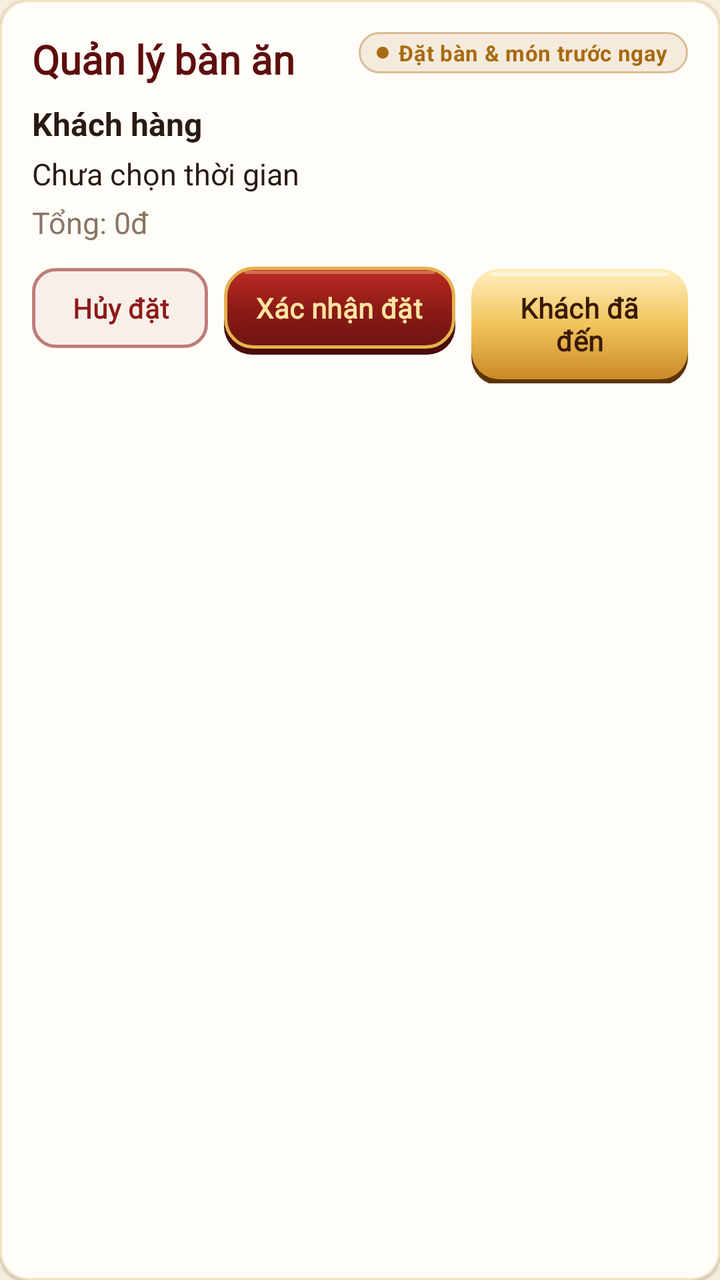
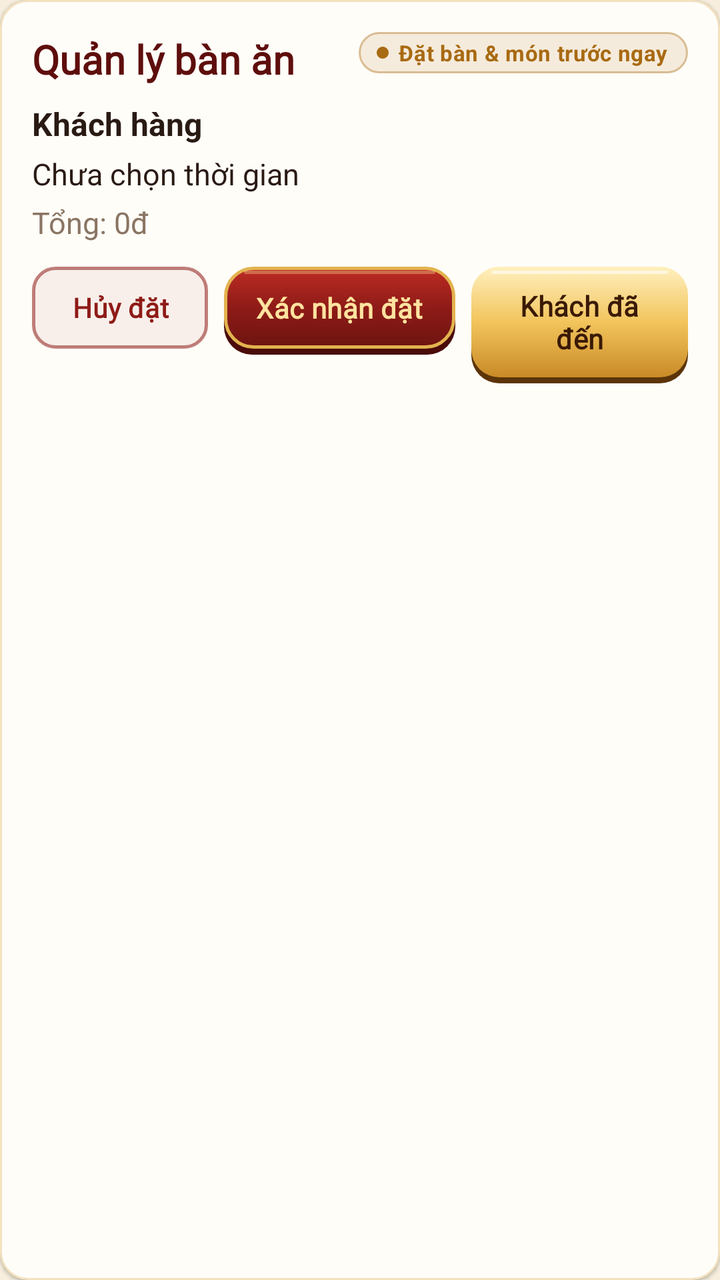

The first picture is an Android layout as it rendered before a commit; the second is the same layout after the commit. The layout source and the unified diff follow.
<!-- AndroidManifest.xml: application theme Theme.OrderDrinkApp -->
<!-- res/layout/item_manage_booking.xml -->
<?xml version="1.0" encoding="utf-8"?>
<com.google.android.material.card.MaterialCardView
    xmlns:android="http://schemas.android.com/apk/res/android"
    xmlns:app="http://schemas.android.com/apk/res-auto"
    android:layout_width="match_parent"
    android:layout_height="wrap_content"
    android:layout_margin="8dp"
    app:cardElevation="1dp">

    <LinearLayout
        android:orientation="vertical"
        android:layout_width="match_parent"
        android:layout_height="wrap_content"
        android:padding="16dp">

        <RelativeLayout
            android:layout_width="match_parent"
            android:layout_height="wrap_content">

            <TextView
                android:id="@+id/txt_booking_table"
                android:layout_width="wrap_content"
                android:layout_height="wrap_content"
                android:text="@string/table_list_title"
                android:textSize="20sp"
                android:textStyle="bold"
                android:textColor="@color/son_dam"
                android:fontFamily="@font/baloo2_extrabold"/>

            <TextView
                android:id="@+id/txt_booking_status"
                android:layout_width="wrap_content"
                android:layout_height="wrap_content"
                android:layout_alignParentEnd="true"
                android:text="@string/customer_btn_new_booking"
                style="@style/SonSon.HuyHieu.Cho"/>

        </RelativeLayout>

        <TextView
            android:id="@+id/txt_booking_customer"
            android:layout_width="match_parent"
            android:layout_height="wrap_content"
            android:layout_marginTop="8dp"
            android:text="@string/customer_default_name"
            android:textSize="16sp"
            android:textColor="@color/muc"
            android:textStyle="bold"/>

        <TextView
            android:id="@+id/txt_booking_time"
            android:layout_width="match_parent"
            android:layout_height="wrap_content"
            android:layout_marginTop="4dp"
            android:text="@string/booking_no_datetime"
            android:textSize="15sp"
            android:textColor="@color/muc"/>

        <TextView
            android:id="@+id/txt_booking_dishes"
            android:layout_width="match_parent"
            android:layout_height="wrap_content"
            android:layout_marginTop="4dp"
            android:text="@string/booking_total_default"
            android:textSize="15sp"
            android:textColor="@color/grey"/>

        <LinearLayout
            android:id="@+id/layout_booking_actions"
            android:orientation="horizontal"
            android:layout_width="match_parent"
            android:layout_height="wrap_content"
            android:layout_marginTop="12dp"
            android:gravity="end">

            <com.google.android.material.button.MaterialButton
                android:id="@+id/btn_cancel_booking"
                style="@style/SonSon.Button.Huy"
                android:layout_width="wrap_content"
                android:layout_height="wrap_content"
                android:text="@string/manage_booking_btn_cancel"
                android:layout_marginEnd="8dp"/>

            <com.google.android.material.button.MaterialButton
                style="@style/SonSon.Button"
                android:id="@+id/btn_checkin_booking"
                android:minHeight="44dp"
                android:textSize="14sp"
                android:layout_width="wrap_content"
                android:layout_height="wrap_content"
                android:text="@string/manage_booking_btn_confirm"/>

            <com.google.android.material.button.MaterialButton
                style="@style/SonSon.Button.Vang"
                android:id="@+id/btn_customer_arrived"
                android:minHeight="44dp"
                android:textSize="14sp"
                android:layout_width="wrap_content"
                android:layout_height="wrap_content"
                android:text="Khách đã đến"
                android:layout_marginStart="8dp"/>

        </LinearLayout>

    </LinearLayout>
</com.google.android.material.card.MaterialCardView>
<!-- resources referenced by this layout -->
<resources>
  <color name="grey">#8A7563</color>
  <color name="muc">#2A1A14</color>
  <color name="son_dam">#5E0E0C</color>
  <string name="booking_no_datetime">Chưa chọn thời gian</string>
  <string name="booking_total_default">Tổng: 0đ</string>
  <string name="customer_btn_new_booking">Đặt bàn &amp; món trước ngay</string>
  <string name="customer_default_name">Khách hàng</string>
  <string name="manage_booking_btn_cancel">Hủy đặt</string>
  <string name="manage_booking_btn_confirm">Xác nhận đặt</string>
  <string name="table_list_title">Quản lý bàn ăn</string>
  <style name="SonSon.Button.Huy" parent="SonSon.Button.Vien">
          <item name="android:background">@drawable/nut_huy</item>
          <item name="android:textColor">@color/son</item>
          <item name="iconTint">@color/son</item>
          <item name="android:minHeight">40dp</item>
          <item name="android:textSize">13.5sp</item>
      </style>
  <style name="SonSon.Button.Vang" parent="SonSon.Button">
          <item name="android:background">@drawable/nut_vang</item>
          <item name="android:textColor">#3A1A05</item>
          <item name="iconTint">#3A1A05</item>
          <item name="rippleColor">#33FFFFFF</item>
      </style>
  <style name="SonSon.HuyHieu.Cho">
          <item name="android:background">@drawable/nen_hh_cho</item>
          <item name="android:textColor">@color/ho_phach</item>
          <item name="android:drawableTint">@color/ho_phach</item>
      </style>
  <color name="son">#8E1B17</color>
  <!-- drawable nen_hh_cho (drawable) -->
  <?xml version="1.0" encoding="utf-8"?>
  <shape xmlns:android="http://schemas.android.com/apk/res/android">
      <corners android:radius="100dp" />
      <solid android:color="#1FA86A12" />
      <stroke android:width="1dp" android:color="#66A86A12" />
  </shape>
  <color name="ho_phach">#A86A12</color>
  <color name="vang_sang">#FFE3A0</color>
  <color name="nga">#FFFDF8</color>
  <color name="kem">#F7EEDD</color>
  <color name="chu_mo">#7A6553</color>
  <style name="SonSon.The" parent="Widget.MaterialComponents.CardView">
          <item name="cardBackgroundColor">@color/nga</item>
          <item name="strokeColor">@color/vien_vang_nhat</item>
          <item name="strokeWidth">1dp</item>
          <item name="cardCornerRadius">14dp</item>
      </style>
  <style name="SonSon.ThanhTieuDe" parent="Widget.MaterialComponents.Toolbar">
          <item name="android:background">@drawable/bg_thanh_tieu_de</item>
          <item name="titleTextColor">@color/vang_sang</item>
          <item name="subtitleTextColor">@color/vang_nhat</item>
          <item name="titleTextAppearance">@style/SonSon.ChuTieuDe</item>
      </style>
  <style name="SonSon.Fab" parent="Widget.MaterialComponents.FloatingActionButton">
          <item name="backgroundTint">@color/son</item>
          <item name="tint">@color/vang_sang</item>
          <item name="rippleColor">#33FFE3A0</item>
          <item name="borderWidth">0dp</item>
      </style>
  <style name="SonSon.MuiTenMenu" parent="Widget.AppCompat.DrawerArrowToggle">
          <item name="color">@color/vang_sang</item>
          <item name="spinBars">true</item>
      </style>
  <style name="SonSon.BangDuoi" parent="ThemeOverlay.MaterialComponents.BottomSheetDialog">
          <item name="colorPrimary">@color/son</item>
          <item name="colorSecondary">@color/son</item>
          <item name="colorSurface">@color/nga</item>
      </style>
  <color name="vien_vang">#8CD9A441</color>
  <color name="vang">#D9A441</color>
  <color name="vien_vang_nhat">#4DD9A441</color>
  <color name="vang_nhat">#F6E7C3</color>
  <style name="SonSon.ChuTieuDe" parent="TextAppearance.Widget.AppCompat.Toolbar.Title">
          <item name="android:fontFamily">@font/baloo2_extrabold</item>
          <item name="android:textStyle">bold</item>
          <item name="android:textSize">19sp</item>
          <item name="android:textColor">@color/vang_sang</item>
      </style>
  <!-- unchanged entries left out for length: 17 -->
</resources>

<!-- the commit's change to res/layout/item_manage_booking.xml (unified diff, before → after) -->
@@ -71,15 +71,19 @@
             android:layout_width="match_parent"
             android:layout_height="wrap_content"
             android:layout_marginTop="12dp"
-            android:gravity="end">
+            android:baselineAligned="false"
+            android:gravity="end|top">
 
+            
             <com.google.android.material.button.MaterialButton
                 android:id="@+id/btn_cancel_booking"
                 style="@style/SonSon.Button.Huy"
                 android:layout_width="wrap_content"
                 android:layout_height="wrap_content"
+                android:minHeight="41dp"
                 android:text="@string/manage_booking_btn_cancel"
-                android:layout_marginEnd="8dp"/>
+                android:layout_marginEnd="8dp"
+                android:layout_marginBottom="3dp"/>
 
             <com.google.android.material.button.MaterialButton
                 style="@style/SonSon.Button"
